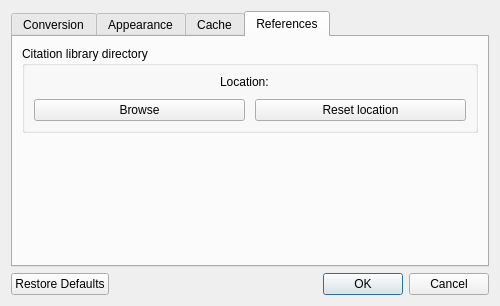
The window that version2/gui/ui/preferences.ui (ietf-tools/vocabulary_design_team_2013_2017) describes before a commit, drawn with Qt 5.
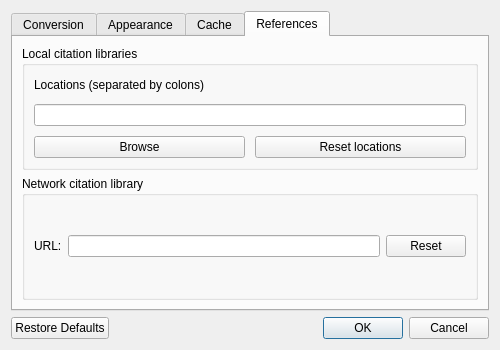
The same window after the commit. The open tabs and pages were chosen to show the change.

Commit message: implemented new reference handling functionality in GUI  - Legacy-Id: 513

```diff
--- a/version2/gui/ui/preferences.ui
+++ b/version2/gui/ui/preferences.ui
@@ -7,13 +7,13 @@
     <x>0</x>
     <y>0</y>
     <width>500</width>
-    <height>306</height>
+    <height>350</height>
    </rect>
   </property>
   <property name="minimumSize">
    <size>
     <width>500</width>
-    <height>306</height>
+    <height>350</height>
    </size>
   </property>
   <property name="windowTitle">
@@ -315,53 +315,22 @@
        <item>
         <widget class="QGroupBox" name="groupBox_6">
          <property name="title">
-          <string>Citation library directory</string>
+          <string>Local citation libraries</string>
          </property>
          <layout class="QVBoxLayout" name="verticalLayout_9">
           <property name="spacing">
            <number>10</number>
           </property>
           <item>
-           <widget class="QWidget" name="widget_4" native="true">
-            <layout class="QFormLayout" name="formLayout_3">
-             <property name="fieldGrowthPolicy">
-              <enum>QFormLayout::FieldsStayAtSizeHint</enum>
-             </property>
-             <property name="formAlignment">
-              <set>Qt::AlignCenter</set>
-             </property>
-             <property name="horizontalSpacing">
-              <number>5</number>
-             </property>
-             <property name="verticalSpacing">
-              <number>5</number>
-             </property>
-             <property name="margin">
-              <number>0</number>
-             </property>
-             <item row="0" column="0">
-              <widget class="QLabel" name="libraryLocationDesc">
-               <property name="sizePolicy">
-                <sizepolicy hsizetype="Minimum" vsizetype="Minimum">
-                 <horstretch>0</horstretch>
-                 <verstretch>0</verstretch>
-                </sizepolicy>
-               </property>
-               <property name="text">
-                <string>Location: </string>
-               </property>
-              </widget>
-             </item>
-             <item row="0" column="1">
-              <widget class="QLabel" name="libraryLocationText">
-               <property name="text">
-                <string/>
-               </property>
-              </widget>
-             </item>
-            </layout>
+           <widget class="QLabel" name="label_2">
+            <property name="text">
+             <string>Locations (separated by colons)</string>
+            </property>
            </widget>
           </item>
+          <item>
+           <widget class="QLineEdit" name="localLibraries"/>
+          </item>
           <item>
            <widget class="QWidget" name="widget_5" native="true">
             <layout class="QHBoxLayout" name="horizontalLayout_2">
@@ -381,7 +350,7 @@
              <item>
               <widget class="QPushButton" name="libraryResetButton">
                <property name="text">
-                <string>Reset location</string>
+                <string>Reset locations</string>
                </property>
               </widget>
              </item>
@@ -392,17 +361,34 @@
         </widget>
        </item>
        <item>
-        <spacer name="verticalSpacer_2">
-         <property name="orientation">
-          <enum>Qt::Vertical</enum>
+        <widget class="QGroupBox" name="groupBox_7">
+         <property name="title">
+          <string>Network citation library</string>
          </property>
-         <property name="sizeHint" stdset="0">
-          <size>
-           <width>20</width>
-           <height>40</height>
-          </size>
-         </property>
-        </spacer>
+         <layout class="QGridLayout" name="gridLayout_2">
+          <item row="0" column="0">
+           <widget class="QLabel" name="label_3">
+            <property name="text">
+             <string>URL:</string>
+            </property>
+           </widget>
+          </item>
+          <item row="0" column="1">
+           <widget class="QLineEdit" name="networkLibrary">
+            <property name="text">
+             <string/>
+            </property>
+           </widget>
+          </item>
+          <item row="0" column="2">
+           <widget class="QPushButton" name="networkLibraryResetButton">
+            <property name="text">
+             <string>Reset</string>
+            </property>
+           </widget>
+          </item>
+         </layout>
+        </widget>
        </item>
       </layout>
      </widget>
```
Left out of the diff: 2 changed lines with no effect on the pictures. The commit also changes 6 other files.
